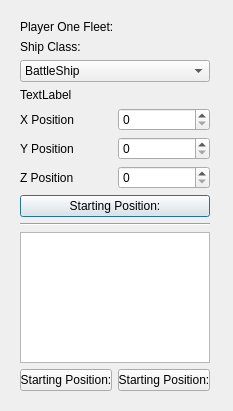
Before: the Qt Designer form teamonemenu.ui in BenjaminHCheung/Starship-Chess, drawn with Qt 5.
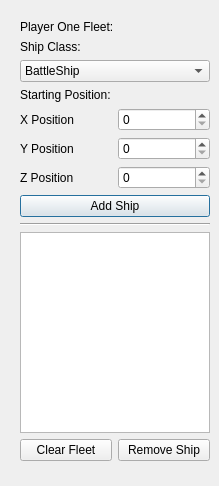
After: the same form once the commit is applied.

Commit message: docked made ui, dont think anything is working yet

Diff of the .ui file:
```diff
--- a/teamonemenu.ui
+++ b/teamonemenu.ui
@@ -6,8 +6,8 @@
    <rect>
     <x>0</x>
     <y>0</y>
-    <width>233</width>
-    <height>411</height>
+    <width>219</width>
+    <height>486</height>
    </rect>
   </property>
   <property name="windowTitle">
@@ -19,7 +19,7 @@
      <x>20</x>
      <y>20</y>
      <width>190</width>
-     <height>371</height>
+     <height>441</height>
     </rect>
    </property>
    <layout class="QVBoxLayout" name="verticalLayout">
@@ -64,7 +64,7 @@
     <item>
      <widget class="QLabel" name="label_3">
       <property name="text">
-       <string>TextLabel</string>
+       <string>Starting Position:</string>
       </property>
      </widget>
     </item>
@@ -105,7 +105,7 @@
     <item>
      <widget class="QPushButton" name="pushButton">
       <property name="text">
-       <string>Starting Position:</string>
+       <string>Add Ship</string>
       </property>
      </widget>
     </item>
@@ -134,14 +134,14 @@
       <item>
        <widget class="QPushButton" name="pushButton_3">
         <property name="text">
-         <string>Starting Position:</string>
+         <string>Clear Fleet</string>
         </property>
        </widget>
       </item>
       <item>
        <widget class="QPushButton" name="pushButton_2">
         <property name="text">
-         <string>Starting Position:</string>
+         <string>Remove Ship</string>
         </property>
        </widget>
       </item>
```
Left out of the diff: 5 changed lines with no effect on the pictures. The commit also changes 7 other files.
